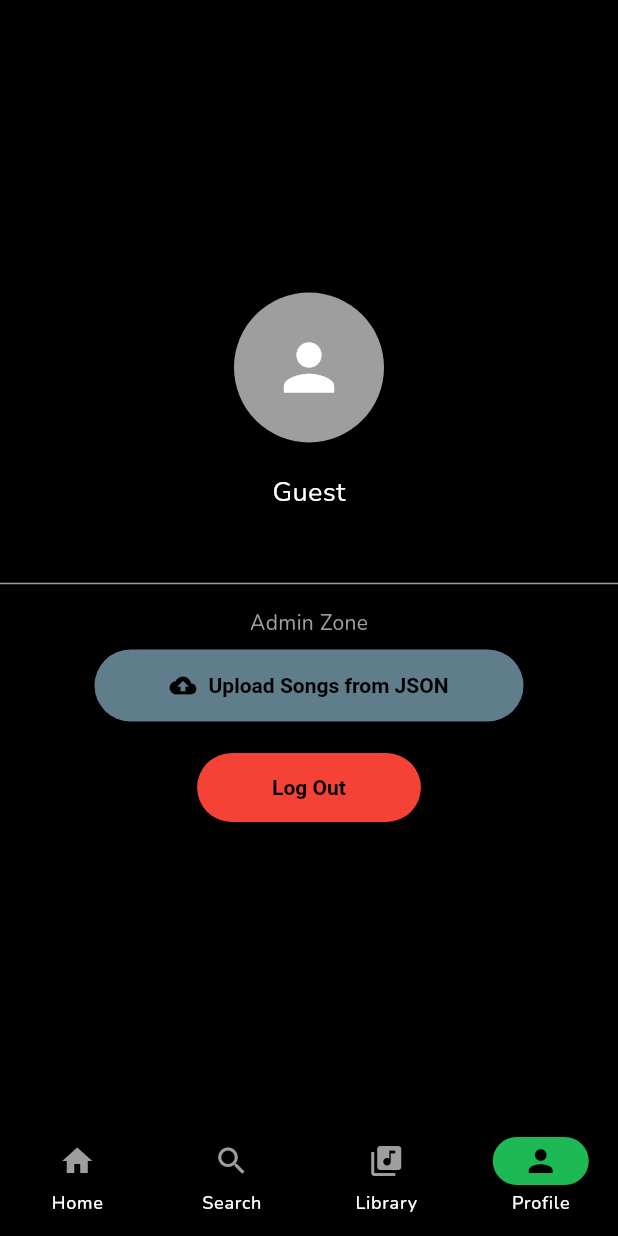
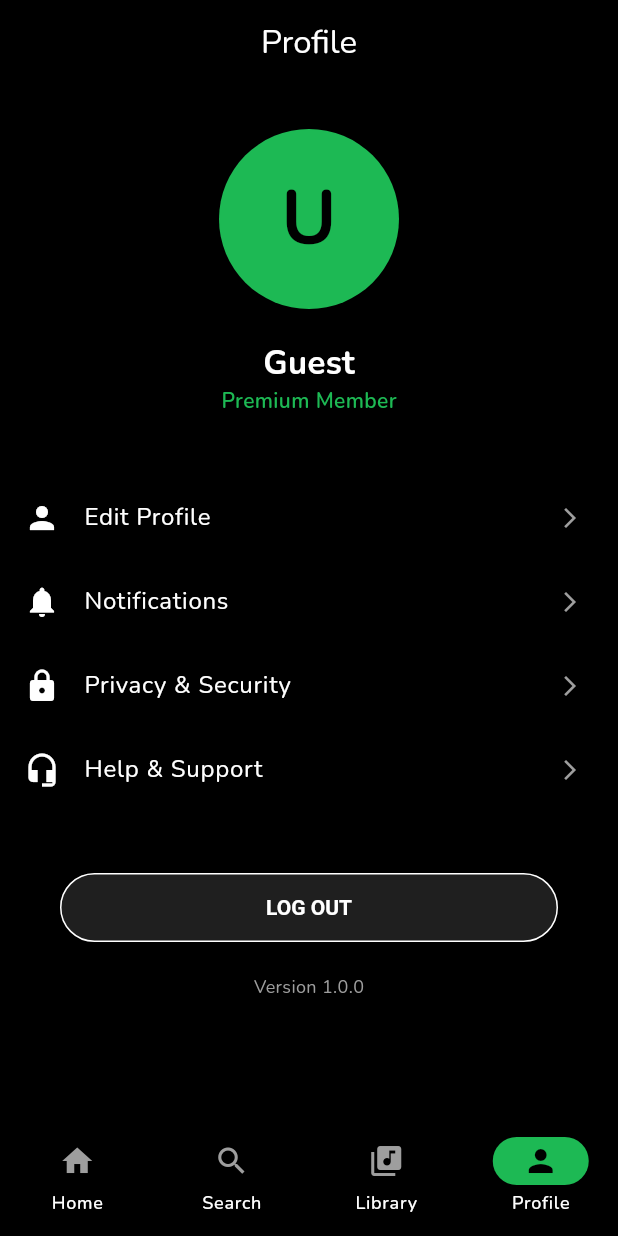
Before and after one commit to Anas-Ahmad01/NexTune, a Flutter app: the ProfileScreen screen opened by its route, on a phone screen of 412 x 824 dp. Run offline on Flutter 3.47's test engine with Material 3 defaults, Android fonts, the phone set to English and light mode, and no system bars; our stand-ins replace audio_video_progress_bar, cloud_firestore, firebase_auth, firebase_core, flutter_svg, go_router and 3 more; accounts and stored records are empty; generated files the repository leaves out were written again.

Commit message:
improve some UI elements

```diff
--- a/lib/presentation/screens/profile_screen.dart
+++ b/lib/presentation/screens/profile_screen.dart
@@ -1,128 +1,164 @@
-import 'dart:convert'; // Needed to read JSON
 import 'package:flutter/material.dart';
-import 'package:flutter/services.dart'; // Needed to load the file
-import 'package:cloud_firestore/cloud_firestore.dart'; // Needed for Firebase
+import 'package:go_router/go_router.dart';
 import 'package:provider/provider.dart';
-import 'package:go_router/go_router.dart';
+import 'dart:convert';
+import 'package:flutter/services.dart';
+import 'package:cloud_firestore/cloud_firestore.dart';
+
 import '../providers/auth_provider.dart';
+import '../../core/theme/app_theme.dart';
 
-class ProfileScreen extends StatefulWidget {
+class ProfileScreen extends StatelessWidget {
   const ProfileScreen({super.key});
 
-  @override
-  State<ProfileScreen> createState() => _ProfileScreenState();
-}
+  // --- HELPER: Upload Songs from JSON ---
+  Future<void> _uploadSongsFromJSON(BuildContext context) async {
+    try {
+      final String response = await rootBundle.loadString('assets/songs.json');
+      final List<dynamic> data = json.decode(response);
+      final firestore = FirebaseFirestore.instance;
+      final batch = firestore.batch();
 
-class _ProfileScreenState extends State<ProfileScreen> {
-  bool _isUploading = false;
-
-  // --- 🛠️ THE MAGIC UPLOAD FUNCTION ---
-  Future<void> uploadSongsToFirebase() async {
-    setState(() => _isUploading = true);
-
-    try {
-      // 1. Load the JSON file
-      final String response = await rootBundle.loadString('assets/songs.json');
-      final List<dynamic> data = jsonDecode(response);
-
-      // 2. Get Firestore Reference
-      final firestore = FirebaseFirestore.instance;
-      final batch = firestore.batch(); // We use a batch for faster uploading
-
-      // 3. Loop through every song in the JSON
-      for (var songData in data) {
-        // Create a new document reference
-        var docRef = firestore.collection('songs').doc();
-
-        // Add the song to the batch
+      for (var item in data) {
+        final docRef = firestore.collection('songs').doc();
         batch.set(docRef, {
-          "title": songData['title'],
-          "artist": songData['artist'],
-          "audioUrl": songData['audioUrl'],
-          "albumArtUrl": songData['albumArtUrl'],
-          "isFavorite": false, // Default value
+          'title': item['title'],
+          'artist': item['artist'],
+          'albumArtUrl': item['albumArtUrl'],
+          'audioUrl': item['audioUrl'],
         });
       }
-
-      // 4. Commit (Send all 50 songs at once)
       await batch.commit();
-
-      if (mounted) {
-        ScaffoldMessenger.of(context).showSnackBar(
-          const SnackBar(content: Text("✅ Success! All songs uploaded!")),
-        );
+      if (context.mounted) {
+        ScaffoldMessenger.of(context).showSnackBar(const SnackBar(content: Text("Songs Uploaded!")));
       }
     } catch (e) {
-      if (mounted) {
-        ScaffoldMessenger.of(context).showSnackBar(
-          SnackBar(content: Text("Error: $e"), backgroundColor: Colors.red),
-        );
+      debugPrint("Upload Error: $e");
+      if (context.mounted) {
+        ScaffoldMessenger.of(context).showSnackBar(SnackBar(content: Text("Error: $e"), backgroundColor: Colors.red));
       }
-    } finally {
-      setState(() => _isUploading = false);
     }
   }
 
   @override
   Widget build(BuildContext context) {
-    final user = context.read<AuthProvider>().user;
+    final user = context.watch<AuthProvider>().user;
+
+    final initial = user?.email != null && user!.email!.isNotEmpty
+        ? user.email![0].toUpperCase()
+        : "U";
+
+    String displayName = "Guest";
+    if (user?.email != null && user!.email!.isNotEmpty) {
+      displayName = user!.email!.split('@')[0];
+    }
 
     return Scaffold(
-      backgroundColor: Colors.black,
-      body: Center(
+      appBar: AppBar(
+        title: const Text("Profile"),
+        backgroundColor: Colors.transparent,
+        elevation: 0,
+        centerTitle: true,
+      ),
+      body: SingleChildScrollView(
         child: Column(
-          mainAxisAlignment: MainAxisAlignment.center,
           children: [
-            // User Avatar
-            const CircleAvatar(
-              radius: 50,
-              backgroundColor: Colors.grey,
-              child: Icon(Icons.person, size: 50, color: Colors.white),
+            const SizedBox(height: 30),
+
+            // BIG AVATAR
+            CircleAvatar(
+              radius: 60,
+              backgroundColor: AppTheme.primary,
+              child: Text(
+                initial,
+                style: const TextStyle(
+                    fontSize: 50,
+                    fontWeight: FontWeight.bold,
+                    color: Colors.black
                 ),
-            const SizedBox(height: 20),
-
-            // User Email
-            Text(
-              user?.email ?? "Guest",
-              style: const TextStyle(color: Colors.white, fontSize: 18),
               ),
-            const SizedBox(height: 40),
-
-            // --- ADMIN AREA ---
-            const Divider(color: Colors.grey),
-            const Padding(
-              padding: EdgeInsets.all(8.0),
-              child: Text("Admin Zone", style: TextStyle(color: Colors.grey)),
-            ),
-
-            if (_isUploading)
-              const CircularProgressIndicator()
-            else
-              ElevatedButton.icon(
-                style: ElevatedButton.styleFrom(backgroundColor: Colors.blueGrey),
-                onPressed: uploadSongsToFirebase,
-                icon: const Icon(Icons.cloud_upload),
-                label: const Text("Upload Songs from JSON"),
             ),
 
             const SizedBox(height: 20),
 
-            // --- LOGOUT BUTTON ---
-            ElevatedButton(
-              style: ElevatedButton.styleFrom(backgroundColor: Colors.red),
+            // USER NAME
+            Text(
+              displayName,
+              style: const TextStyle(fontSize: 22, fontWeight: FontWeight.bold, color: Colors.white),
+            ),
+
+            // 1. CHANGED: "Free Account" to "Premium Member" ✨
+            const Text(
+              "Premium Member",
+              style: TextStyle(fontSize: 14, color: AppTheme.primary, fontWeight: FontWeight.w600),
+            ),
+
+            const SizedBox(height: 40),
+
+            // MENU OPTIONS (Now with interaction!)
+            _buildProfileOption(context, Icons.person, "Edit Profile"),
+            _buildProfileOption(context, Icons.notifications, "Notifications"),
+            _buildProfileOption(context, Icons.lock, "Privacy & Security"),
+            _buildProfileOption(context, Icons.headset_mic, "Help & Support"),
+
+            // OPTIONAL: Button to Upload Songs (Hidden for normal users usually)
+            // _buildProfileOption(context, Icons.cloud_upload, "Upload Database (Dev)", onTap: () => _uploadSongsFromJSON(context)),
+
+            const SizedBox(height: 40),
+
+            // LOGOUT BUTTON
+            Padding(
+              padding: const EdgeInsets.symmetric(horizontal: 40),
+              child: ElevatedButton(
                 onPressed: () {
                   context.read<AuthProvider>().logout();
                   context.go('/login');
                 },
-              child: const Text("Log Out"),
+                style: ElevatedButton.styleFrom(
+                  backgroundColor: Colors.white12,
+                  foregroundColor: Colors.white,
+                  padding: const EdgeInsets.symmetric(vertical: 15),
+                  shape: RoundedRectangleBorder(borderRadius: BorderRadius.circular(30)),
+                  side: const BorderSide(color: Colors.white),
                 ),
+                child: const Row(
+                  mainAxisAlignment: MainAxisAlignment.center,
+                  children: [
+                    Text("LOG OUT"),
+                  ],
+                ),
+              ),
+            ),
+
+            const SizedBox(height: 20),
+            const Text("Version 1.0.0", style: TextStyle(color: Colors.grey, fontSize: 12)),
+            const SizedBox(height: 20),
           ],
         ),
       ),
     );
   }
+
+  // 2. UPDATED Widget to handle taps
+  Widget _buildProfileOption(BuildContext context, IconData icon, String title, {VoidCallback? onTap}) {
+    return ListTile(
+      leading: Icon(icon, color: Colors.white),
+      title: Text(title, style: const TextStyle(color: Colors.white)),
+      trailing: const Icon(Icons.arrow_forward_ios, color: Colors.grey, size: 16),
+      onTap: onTap ?? () {
+        // Default Action: Show SnackBar
+        ScaffoldMessenger.of(context).showSnackBar(
+          SnackBar(
+            content: Text("$title feature coming soon!"),
+            duration: const Duration(seconds: 1),
+            behavior: SnackBarBehavior.floating, // Floats above bottom nav
+            backgroundColor: Colors.white70,
+          ),
+        );
+      },
+    );
   }
-
+}
 
 /*
 import 'dart:convert'; // Needed to read JSON
--- a/lib/presentation/screens/splash_screen.dart
+++ b/lib/presentation/screens/splash_screen.dart
@@ -19,7 +19,7 @@ class _SplashScreenState extends State<SplashScreen> {
   }
 
   Future<void> _checkLoginStatus() async{
-    await Future.delayed(const Duration(seconds:2));
+    await Future.delayed(const Duration(seconds:3));
     if(!mounted) return;
 
     final authProvider = context.read<AuthProvider>();
```
Also changed, not shown: lib/presentation/screens/home_screen.dart (+39 -27 lines), 1 other file. Lines whose indentation alone changed are shown as unchanged.
